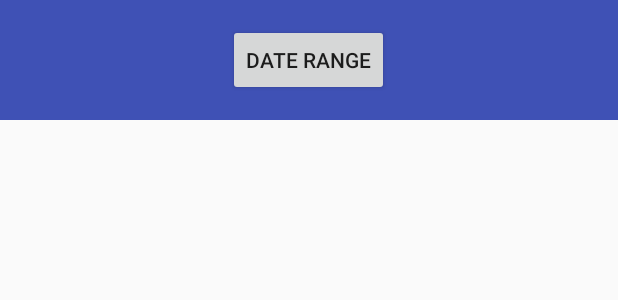
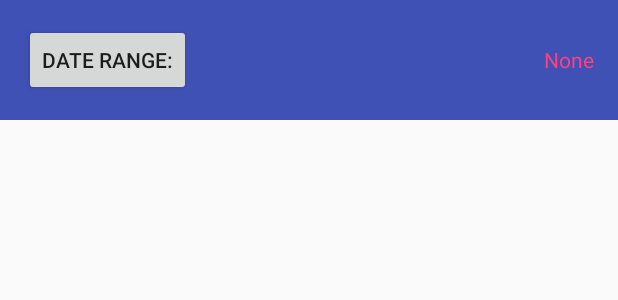
Before and after one commit to bnvinay92/infinite-movies, an Android app: the layout activity_main.xml on its own in the app's theme, with its tools: preview values and no code run, on a phone screen of 412 x 824 dp. Shown: the top 300 px of the screen. Run offline under Robolectric (Android 15) with nearby library versions, the phone set to English and light mode, and no system bars.

Commit message:
Edit main layout

```diff
--- a/app/src/main/res/layout/activity_main.xml
+++ b/app/src/main/res/layout/activity_main.xml
@@ -18,6 +18,16 @@
       android:layout_width="wrap_content"
       android:layout_height="wrap_content"
       android:text="@string/button_daterange_text" />
+    <View
+      android:layout_width="0dp"
+      android:layout_height="0dp"
+      android:layout_weight="1" />
+    <TextView
+      android:id="@+id/tview_daterange"
+      android:layout_width="wrap_content"
+      android:layout_height="wrap_content"
+      android:text="@string/tview_daterange_text_default"
+      android:textColor="@color/colorAccent" />
   </LinearLayout>
 
   <android.support.v7.widget.RecyclerView
--- a/app/src/main/res/values/strings.xml
+++ b/app/src/main/res/values/strings.xml
@@ -1,4 +1,5 @@
 <resources>
   <string name="app_name">InfiniteMovies</string>
-  <string name="button_daterange_text">Date range</string>
+  <string name="button_daterange_text">Date range:</string>
+  <string name="tview_daterange_text_default">None</string>
 </resources>
```
